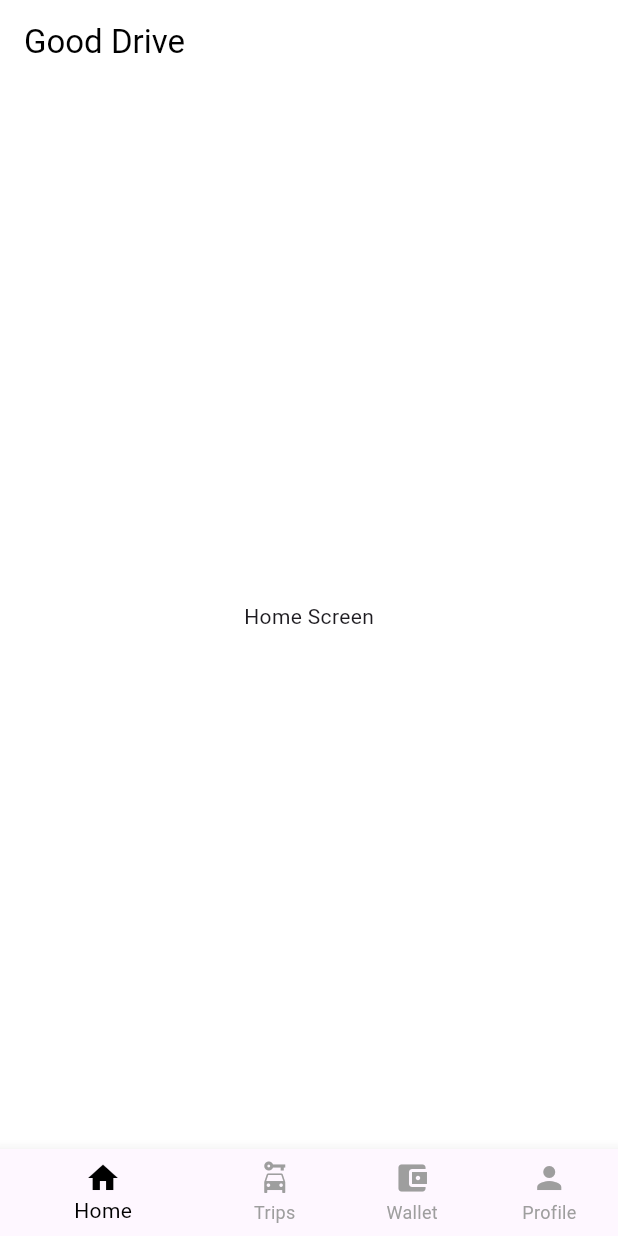
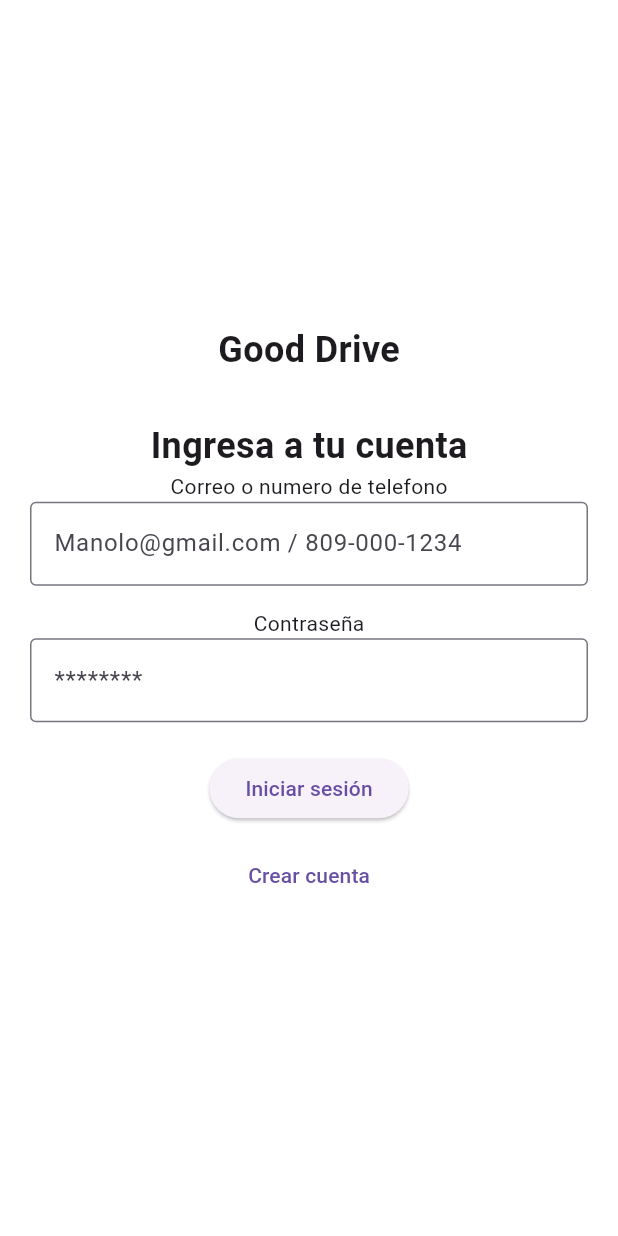
Before and after one commit to XavielT/Good-drive, a Flutter app: the screen it shows after launch, on a phone screen of 412 x 824 dp. Run offline on Flutter 3.47's test engine with Material 3 defaults, Android fonts, the phone set to English and light mode, and no system bars; our stand-ins replace shared_preferences.

Commit message:
Create auth process

```diff
--- /dev/null
+++ b/lib/core/presentation/app_wrapper.dart
@@ -0,0 +1,65 @@
+import 'package:flutter/material.dart';
+import '../../features/auth/presentation/auth_wrapper.dart';
+import 'main_screen.dart';
+import 'package:shared_preferences/shared_preferences.dart';
+
+class AppWrapper extends StatefulWidget {
+  const AppWrapper({super.key});
+
+  @override
+  State<AppWrapper> createState() => _AppWrapperState();
+}
+
+class _AppWrapperState extends State<AppWrapper> {
+  bool isLoggedIn = false;
+  bool isLoading = true;
+
+  void login() async {
+    final prefs = await SharedPreferences.getInstance();
+    await prefs.setBool('isLoggedIn', true);
+
+    setState(() {
+      isLoggedIn = true;
+    });
+  }
+
+  void logout() async {
+    final prefs = await SharedPreferences.getInstance();
+    await prefs.setBool('isLoggedIn', false);
+
+    setState(() {
+      isLoggedIn = false;
+    });
+  }
+
+  @override
+  Widget build(BuildContext context) {
+    if (isLoading) {
+      return const Scaffold(
+        body: Center(child: CircularProgressIndicator()),
+      );
+    }
+
+    if (isLoggedIn) {
+      return MainScreen();
+    } else {
+      return AuthScreenWrapper(onLogin: login);
+    }
+  }
+
+  @override
+  void initState() {
+    super.initState();
+    checkLogin();
+  }
+
+  void checkLogin() async {
+    final prefs = await SharedPreferences.getInstance();
+    final logged = prefs.getBool('isLoggedIn') ?? false;
+
+    setState(() {
+      isLoggedIn = logged;
+      isLoading = false;
+    });
+  }
+}
--- a/lib/core/presentation/main_screen.dart
+++ b/lib/core/presentation/main_screen.dart
@@ -26,6 +26,7 @@ class _MainScreenState extends State<MainScreen> {
     return Scaffold(
       body: screens[currentIndex],
       bottomNavigationBar: BottomNavigationBar(
+        type: BottomNavigationBarType.fixed,
         currentIndex: currentIndex,
         onTap: (index) {
           setState(() {
--- /dev/null
+++ b/lib/features/auth/presentation/auth_screen.dart
@@ -0,0 +1,36 @@
+import 'package:flutter/material.dart';
+import 'login_screen.dart';
+import 'register_screen.dart';
+
+class AuthScreenWithLogin extends StatefulWidget {
+  final VoidCallback onLogin;
+
+  const AuthScreenWithLogin({super.key, required this.onLogin});
+
+  @override
+  State<AuthScreenWithLogin> createState() => _AuthScreenState();
+}
+
+class _AuthScreenState extends State<AuthScreenWithLogin> {
+  bool showLogin = true;
+
+  void toggleScreen() {
+    setState(() {
+      showLogin = !showLogin;
+    });
+  }
+
+  @override
+  Widget build(BuildContext context) {
+    return Scaffold(
+      body: showLogin
+          ? LoginScreen(
+        onToggle: toggleScreen,
+        onLogin: widget.onLogin,
+      )
+          : RegisterScreen(
+        onToggle: toggleScreen,
+      ),
+    );
+  }
+}
--- /dev/null
+++ b/lib/features/auth/presentation/auth_wrapper.dart
@@ -0,0 +1,13 @@
+import 'package:flutter/material.dart';
+import 'auth_screen.dart';
+
+class AuthScreenWrapper extends StatelessWidget {
+  final VoidCallback onLogin;
+
+  const AuthScreenWrapper({super.key, required this.onLogin});
+
+  @override
+  Widget build(BuildContext context) {
+    return AuthScreenWithLogin(onLogin: onLogin);
+  }
+}
--- /dev/null
+++ b/lib/features/auth/presentation/login_screen.dart
@@ -0,0 +1,95 @@
+import 'package:flutter/material.dart';
+
+
+class LoginScreen extends StatefulWidget {
+  final VoidCallback onToggle;
+  final VoidCallback onLogin;
+
+  const LoginScreen({
+    super.key,
+    required this.onToggle,
+    required this.onLogin,
+  });
+
+  @override
+  State<LoginScreen> createState() => _LoginScreenState();
+}
+
+class _LoginScreenState extends State<LoginScreen> {
+  final TextEditingController phoneController = TextEditingController();
+  final TextEditingController passwordController = TextEditingController();
+
+  void handleLogin() {
+    final phone = phoneController.text.trim();
+    final password = passwordController.text.trim();
+
+    if (phone.isEmpty || password.isEmpty) {
+      ScaffoldMessenger.of(context).showSnackBar(
+        const SnackBar(content: Text('Completa todos los campos')),
+      );
+      return;
+    }
+
+
+    widget.onLogin();
+  }
+
+  @override
+  Widget build(BuildContext context) {
+    return Scaffold(
+      body: Padding(
+        padding: const EdgeInsets.all(20),
+        child: Column(
+          mainAxisAlignment: MainAxisAlignment.center,
+          children: [
+            const Text(
+              'Good Drive',
+              style: TextStyle(fontSize: 24, fontWeight: FontWeight.bold),
+            ),
+
+            const SizedBox(height: 30),
+
+            const Text(
+              'Ingresa a tu cuenta',
+              style: TextStyle(fontSize: 24, fontWeight: FontWeight.bold),
+            ),
+            const Text('Correo o numero de telefono'),
+            TextField(
+              controller: phoneController,
+              decoration: const InputDecoration(
+                labelText: 'Manolo@gmail.com / 809-000-1234',
+                border: OutlineInputBorder(),
+              ),
+            ),
+
+            const SizedBox(height: 15),
+
+            const Text('Contraseña'),
+            TextField(
+              controller: passwordController,
+              obscureText: true,
+              decoration: const InputDecoration(
+                labelText: '********',
+                border: OutlineInputBorder(),
+              ),
+            ),
+
+            const SizedBox(height: 20),
+
+            ElevatedButton(
+              onPressed: handleLogin,
+              child: const Text('Iniciar sesión'),
+            ),
+
+            const SizedBox(height: 10),
+
+            TextButton(
+              onPressed: widget.onToggle,
+              child: const Text('Crear cuenta'),
+            ),
+          ],
+        ),
+      ),
+    );
+  }
+}
--- a/lib/main.dart
+++ b/lib/main.dart
@@ -2,6 +2,8 @@ import 'package:flutter/material.dart';
 import 'features/home/presentation/home_screen.dart';
 import 'core/presentation/main_screen.dart';
 import 'core/theme/app_theme.dart';
+import 'features/auth/presentation/auth_screen.dart';
+import 'core/presentation/app_wrapper.dart';
 
 void main() {
   runApp(const MyApp());
@@ -16,7 +18,7 @@ class MyApp extends StatelessWidget {
       title: 'Good Drive',
       debugShowCheckedModeBanner: false,
       theme: AppTheme.lightTheme,
-      home: const MainScreen(),
+      home: const AppWrapper(),
     );
   }
 }
--- a/pubspec.yaml
+++ b/pubspec.yaml
@@ -34,6 +34,7 @@ dependencies:
   # The following adds the Cupertino Icons font to your application.
   # Use with the CupertinoIcons class for iOS style icons.
   cupertino_icons: ^1.0.8
+  shared_preferences: ^2.5.5
 
 dev_dependencies:
   flutter_test:
```
Also changed, not shown: lib/features/auth/presentation/register_screen.dart (added, +26 -0 lines), pubspec.lock, 2 other files.
